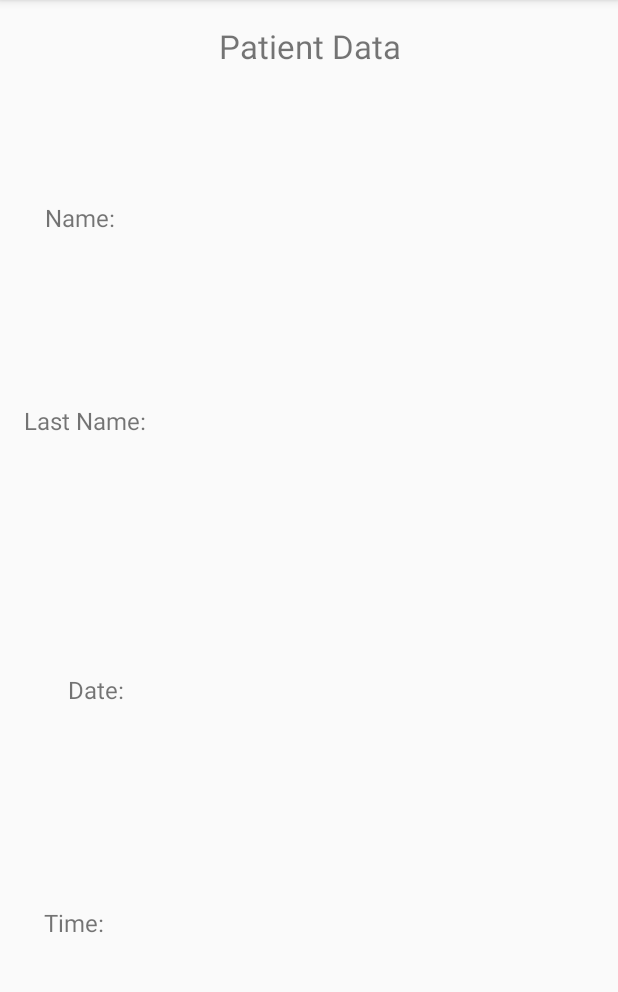
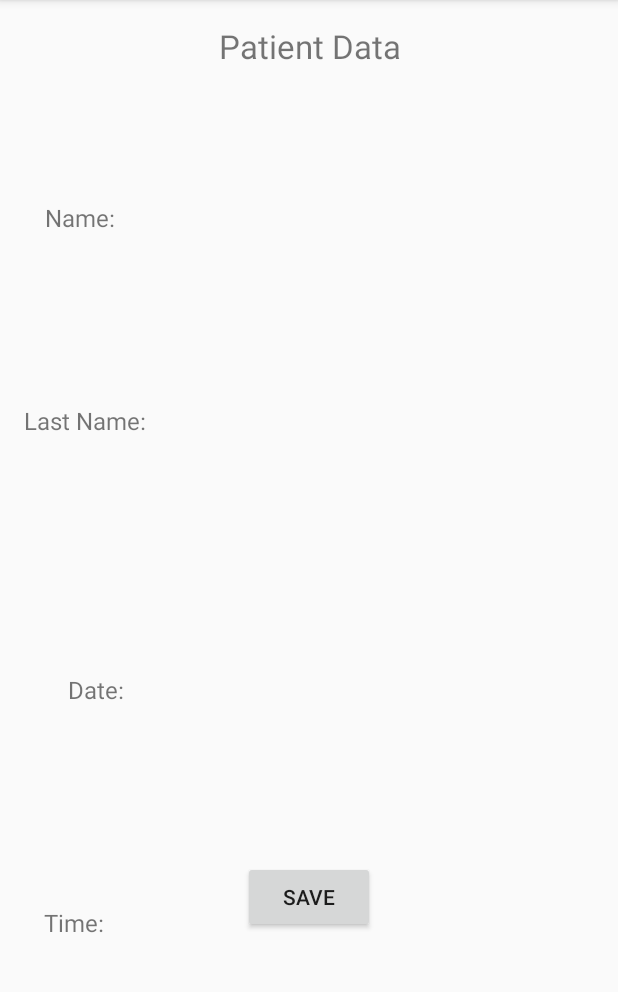
Before and after one commit to jahnavicheyyanda/HealthTracker, an Android app: the patient_data screen opened directly, with no data from a screen before it, on a phone screen of 412 x 824 dp, the part 84-1076 px from its top. Run offline under Robolectric (Android 15) with nearby library versions, the phone set to English and light mode, and no system bars.

Commit message:
adding button for patient data page

```diff
--- a/app/src/main/res/layout/activity_patient_data.xml
+++ b/app/src/main/res/layout/activity_patient_data.xml
@@ -85,4 +85,19 @@
         app:layout_constraintEnd_toEndOf="parent"
         app:layout_constraintStart_toStartOf="parent"
         app:layout_constraintTop_toBottomOf="@+id/textView4" />
+
+    <Button
+        android:id="@+id/save_button"
+        android:layout_width="wrap_content"
+        android:layout_height="wrap_content"
+        android:layout_marginStart="148dp"
+        android:layout_marginTop="400dp"
+        android:layout_marginEnd="148dp"
+        android:layout_marginBottom="17dp"
+        android:contentDescription="@string/save_button"
+        android:text="@string/save_button"
+        app:layout_constraintBottom_toBottomOf="parent"
+        app:layout_constraintEnd_toEndOf="parent"
+        app:layout_constraintStart_toStartOf="parent"
+        app:layout_constraintTop_toBottomOf="@+id/patient_data" />
 </android.support.constraint.ConstraintLayout>
```
Also changed, not shown: app/src/main/res/mipmap-hdpi/health_heart.jpg (added).
